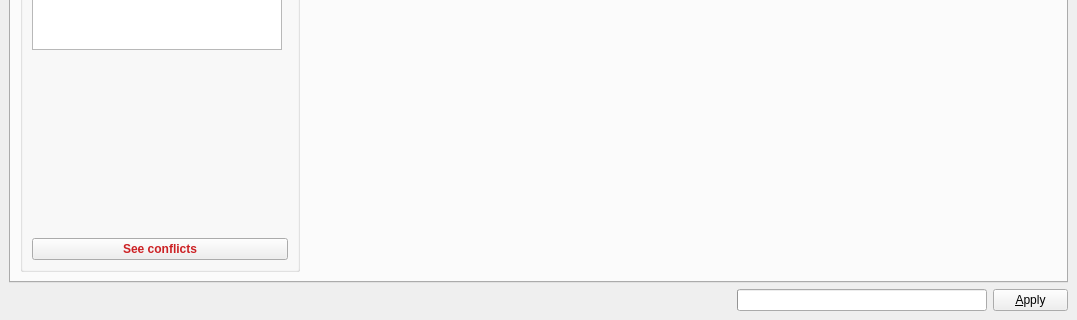
Above: gitbuster/main_window.ui from mike-perdide/gitbuster before the change; both pictures show x 0 to 1077 and y 388 to 708 of the 1077 by 708 pixel window. Below: the same form after it.
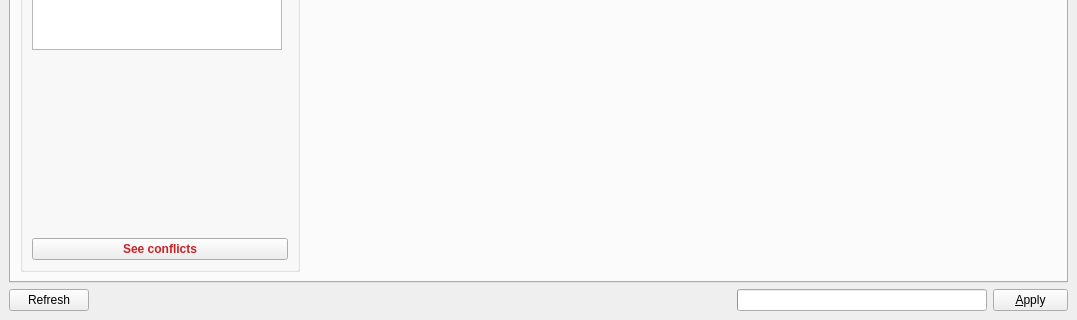
That is the form after the change. Icons and pictures are not drawn.

Commit message: New refresh button.

Patch:
```diff
--- a/gitbuster/main_window.ui
+++ b/gitbuster/main_window.ui
@@ -1009,7 +1009,7 @@
     </item>
     <item row="1" column="1">
      <layout class="QGridLayout" name="gridLayout_3">
-      <item row="0" column="2">
+      <item row="0" column="3">
        <widget class="QPushButton" name="applyButton">
         <property name="maximumSize">
          <size>
@@ -1025,7 +1025,7 @@
         </property>
        </widget>
       </item>
-      <item row="0" column="0">
+      <item row="0" column="1">
        <spacer name="horizontalSpacer_3">
         <property name="orientation">
          <enum>Qt::Horizontal</enum>
@@ -1038,7 +1038,7 @@
         </property>
        </spacer>
       </item>
-      <item row="0" column="1">
+      <item row="0" column="2">
        <widget class="QProgressBar" name="progressBar">
         <property name="maximumSize">
          <size>
@@ -1054,6 +1054,13 @@
         </property>
        </widget>
       </item>
+      <item row="0" column="0">
+       <widget class="QPushButton" name="refreshButton">
+        <property name="text">
+         <string>Refresh</string>
+        </property>
+       </widget>
+      </item>
      </layout>
     </item>
    </layout>
```
The commit also changes 1 other file.
